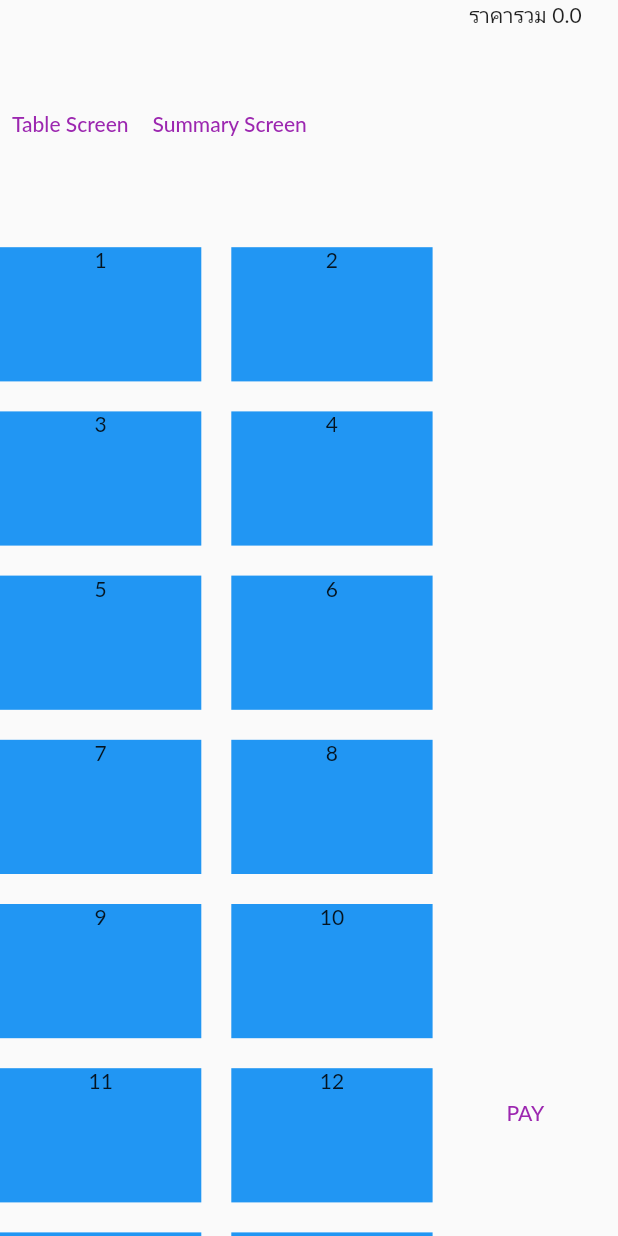
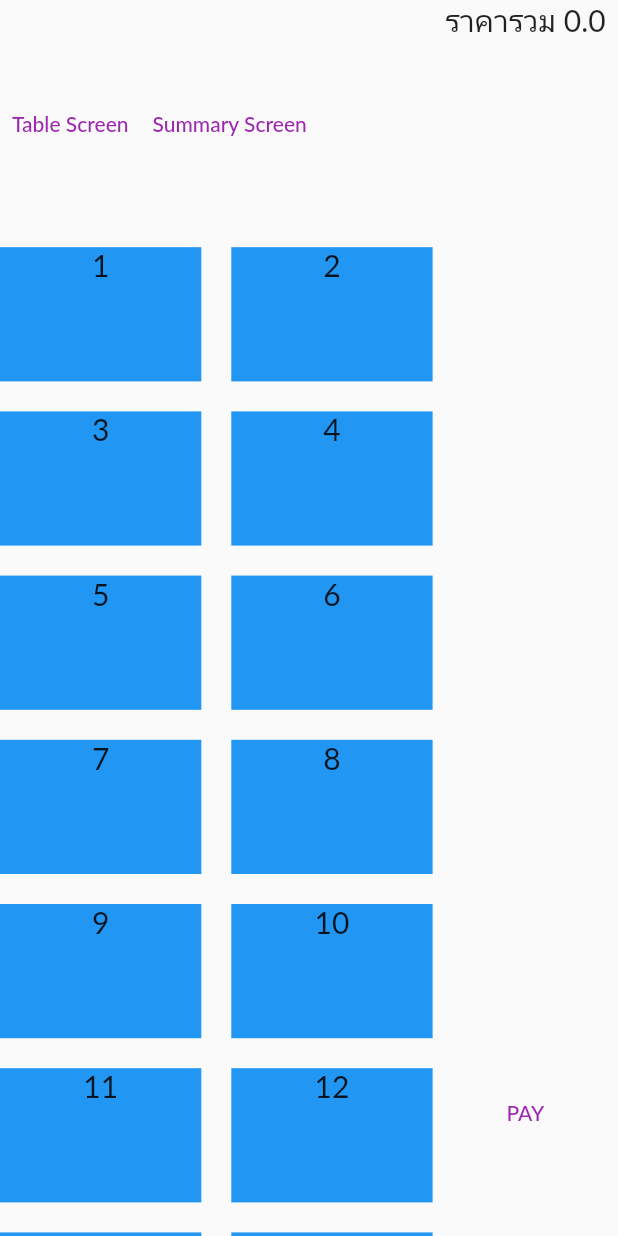
Before and after one commit to MrGOStepz/SmoothPOSYakiniku, a Flutter app: the screen it shows after launch, on a phone screen of 412 x 824 dp. Run offline on Flutter 3.47's test engine with Material 2 defaults, Android fonts, the phone set to English and light mode, and no system bars; missing offline and left inert: flutter_ringtone_player, global_configuration, stomp_dart_client; network calls fail; Roboto replaces fonts that are missing (Lato).

Commit message:
[CS] - Fix

```diff
--- a/Cashier/cashier/lib/providers/order_provider.dart
+++ b/Cashier/cashier/lib/providers/order_provider.dart
@@ -55,7 +55,7 @@ class OrderProvider with ChangeNotifier {
         buffer.write(
             '$productName อุด้งเส้นแบน x ${orderDetail.quantity} = $price\n');
         total += price;
-      }else if (orderDetail.popupDetailId == 2) {
+      }else if (orderDetail.popupDetailId == 3) {
         double price = orderDetail.price * orderDetail.quantity;
         buffer.write(
             '$productName ราเมง x ${orderDetail.quantity} = $price\n');
--- a/Cashier/cashier/lib/screens/order_screen.dart
+++ b/Cashier/cashier/lib/screens/order_screen.dart
@@ -1,13 +1,12 @@
 import 'package:client_order/providers/order_provider.dart';
-import 'package:client_order/providers/product_provider.dart';
 import 'package:flutter/material.dart';
 import 'package:provider/provider.dart';
 
-import '../models/order_detail_modal.dart';
 import '../models/product_model.dart';
 
 class OrderScreen extends StatelessWidget {
   final List<Product> productList;
+
   OrderScreen({required this.productList, Key? key}) : super(key: key);
 
   String listItem = '';
@@ -15,7 +14,11 @@ class OrderScreen extends StatelessWidget {
   @override
   Widget build(BuildContext context) {
     return Consumer<OrderProvider>(
-      builder: (ctx, order, _) => Text(order.getOrderDetailText(productList)),
+      builder: (ctx, order, _) => Text(
+        order.getOrderDetailText(productList),
+        style: TextStyle(fontSize: 20),
+      ),
+
     );
   }
 }
--- a/Cashier/cashier/lib/widgets/table_screen/table_item_widget.dart
+++ b/Cashier/cashier/lib/widgets/table_screen/table_item_widget.dart
@@ -26,6 +26,7 @@ class _TableItemWidgetState extends State<TableItemWidget> {
           child: Text(
             widget.tableName,
             textAlign: TextAlign.center,
+            style: TextStyle(fontSize: 20),
           ),
         ),
       ),
```
Also changed, not shown: Cashier/cashier/lib/widgets/summary_screen/summary_screen.dart (+7 -4 lines).
